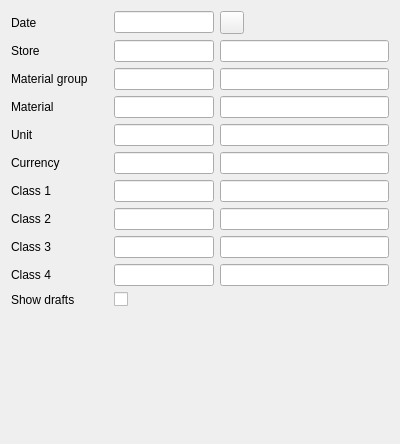
Before: the Qt Designer form Reports/cr5materialinstorefilter.ui in End1-1/Cafe5, drawn with Qt 5.
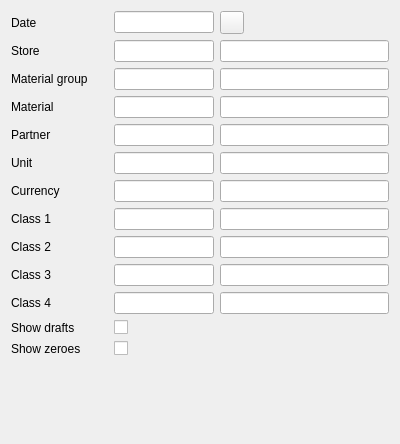
After: the same form once the commit is applied. Icons and pictures are not drawn. Custom widgets are drawn as their Qt base class.

The edit to the form file:
```diff
--- a/Reports/cr5materialinstorefilter.ui
+++ b/Reports/cr5materialinstorefilter.ui
@@ -14,70 +14,23 @@
    <string>Form</string>
   </property>
   <layout class="QGridLayout" name="gridLayout">
-   <item row="10" column="2">
-    <widget class="C5CheckBox" name="chShowDrafts">
-     <property name="text">
-      <string/>
-     </property>
-     <property name="FilterName" stdset="0">
-      <string>showdrafts</string>
-     </property>
-    </widget>
-   </item>
-   <item row="4" column="0">
-    <widget class="QLabel" name="label_10">
-     <property name="text">
-      <string>Unit</string>
-     </property>
-    </widget>
-   </item>
-   <item row="6" column="2">
-    <widget class="C5LineEditWithSelector" name="leClass1">
-     <property name="maximumSize">
-      <size>
-       <width>100</width>
-       <height>16777215</height>
-      </size>
-     </property>
-     <property name="FilterName" stdset="0">
-      <string>class1</string>
-     </property>
-    </widget>
-   </item>
-   <item row="2" column="0">
-    <widget class="QLabel" name="label_4">
-     <property name="text">
-      <string>Material group</string>
-     </property>
-    </widget>
-   </item>
-   <item row="2" column="3">
-    <widget class="C5LineEdit" name="leGroupname">
-     <property name="enabled">
-      <bool>true</bool>
-     </property>
-     <property name="focusPolicy">
-      <enum>Qt::NoFocus</enum>
-     </property>
-     <property name="readOnly">
-      <bool>true</bool>
-     </property>
-    </widget>
-   </item>
-   <item row="7" column="2">
-    <widget class="C5LineEditWithSelector" name="leClass2">
-     <property name="maximumSize">
-      <size>
-       <width>100</width>
-       <height>16777215</height>
-      </size>
-     </property>
-     <property name="FilterName" stdset="0">
-      <string>class2</string>
-     </property>
-    </widget>
-   </item>
    <item row="7" column="3">
+    <widget class="C5LineEditWithSelector" name="leClass1Name">
+     <property name="maximumSize">
+      <size>
+       <width>16777215</width>
+       <height>16777215</height>
+      </size>
+     </property>
+     <property name="focusPolicy">
+      <enum>Qt::NoFocus</enum>
+     </property>
+     <property name="readOnly">
+      <bool>true</bool>
+     </property>
+    </widget>
+   </item>
+   <item row="8" column="3">
     <widget class="C5LineEditWithSelector" name="leClass2Name">
      <property name="maximumSize">
       <size>
@@ -93,72 +46,91 @@
      </property>
     </widget>
    </item>
-   <item row="1" column="2">
-    <widget class="C5LineEditWithSelector" name="leStore">
-     <property name="minimumSize">
-      <size>
-       <width>100</width>
-       <height>0</height>
-      </size>
+   <item row="5" column="0">
+    <widget class="QLabel" name="label_10">
+     <property name="text">
+      <string>Unit</string>
      </property>
-     <property name="maximumSize">
-      <size>
-       <width>100</width>
-       <height>16777215</height>
-      </size>
-     </property>
-     <property name="FilterName" stdset="0">
-      <string>store</string>
-     </property>
     </widget>
    </item>
-   <item row="2" column="2">
-    <widget class="C5LineEditWithSelector" name="leGroup">
-     <property name="minimumSize">
-      <size>
-       <width>100</width>
-       <height>0</height>
-      </size>
+   <item row="5" column="3">
+    <widget class="C5LineEdit" name="leUnitName">
+     <property name="enabled">
+      <bool>true</bool>
      </property>
-     <property name="maximumSize">
-      <size>
-       <width>100</width>
-       <height>16777215</height>
-      </size>
+     <property name="focusPolicy">
+      <enum>Qt::NoFocus</enum>
      </property>
-     <property name="FilterName" stdset="0">
-      <string>group</string>
+     <property name="readOnly">
+      <bool>true</bool>
      </property>
     </widget>
    </item>
-   <item row="4" column="2">
-    <widget class="C5LineEditWithSelector" name="leUnit">
-     <property name="minimumSize">
-      <size>
-       <width>100</width>
-       <height>0</height>
-      </size>
+   <item row="11" column="2">
+    <widget class="C5CheckBox" name="chShowDrafts">
+     <property name="text">
+      <string/>
      </property>
-     <property name="maximumSize">
-      <size>
-       <width>100</width>
-       <height>16777215</height>
-      </size>
-     </property>
      <property name="FilterName" stdset="0">
-      <string>unit</string>
+      <string>showdrafts</string>
      </property>
     </widget>
    </item>
-   <item row="6" column="0">
+   <item row="7" column="0">
     <widget class="QLabel" name="label_9">
      <property name="text">
       <string>Class 1</string>
      </property>
     </widget>
    </item>
-   <item row="6" column="3">
-    <widget class="C5LineEditWithSelector" name="leClass1Name">
+   <item row="0" column="2">
+    <widget class="C5DateEdit" name="deDate">
+     <property name="minimumSize">
+      <size>
+       <width>100</width>
+       <height>0</height>
+      </size>
+     </property>
+     <property name="maximumSize">
+      <size>
+       <width>100</width>
+       <height>16777215</height>
+      </size>
+     </property>
+     <property name="FilterName" stdset="0">
+      <string>date</string>
+     </property>
+    </widget>
+   </item>
+   <item row="9" column="0">
+    <widget class="QLabel" name="label_7">
+     <property name="text">
+      <string>Class 3</string>
+     </property>
+    </widget>
+   </item>
+   <item row="10" column="0">
+    <widget class="QLabel" name="label_8">
+     <property name="text">
+      <string>Class 4</string>
+     </property>
+    </widget>
+   </item>
+   <item row="10" column="2">
+    <widget class="C5LineEditWithSelector" name="leClass4">
+     <property name="maximumSize">
+      <size>
+       <width>100</width>
+       <height>16777215</height>
+      </size>
+     </property>
+     <property name="FilterName" stdset="0">
+      <string>class4</string>
+     </property>
+    </widget>
+   </item>
+   <item row="10" column="3">
+    <widget class="C5LineEditWithSelector" name="leClass4Name">
      <property name="maximumSize">
       <size>
        <width>16777215</width>
@@ -173,6 +145,19 @@
      </property>
     </widget>
    </item>
+   <item row="2" column="3">
+    <widget class="C5LineEdit" name="leGroupname">
+     <property name="enabled">
+      <bool>true</bool>
+     </property>
+     <property name="focusPolicy">
+      <enum>Qt::NoFocus</enum>
+     </property>
+     <property name="readOnly">
+      <bool>true</bool>
+     </property>
+    </widget>
+   </item>
    <item row="0" column="0">
     <widget class="QLabel" name="label">
      <property name="text">
@@ -180,33 +165,29 @@
      </property>
     </widget>
    </item>
-   <item row="8" column="3">
-    <widget class="C5LineEditWithSelector" name="leClass3Name">
-     <property name="maximumSize">
-      <size>
-       <width>16777215</width>
-       <height>16777215</height>
-      </size>
-     </property>
-     <property name="focusPolicy">
-      <enum>Qt::NoFocus</enum>
-     </property>
-     <property name="readOnly">
-      <bool>true</bool>
+   <item row="2" column="0">
+    <widget class="QLabel" name="label_4">
+     <property name="text">
+      <string>Material group</string>
      </property>
     </widget>
    </item>
-   <item row="0" column="3">
-    <widget class="QToolButton" name="toolButton">
-     <property name="text">
-      <string/>
+   <item row="4" column="2">
+    <widget class="C5LineEditWithSelector" name="lePartner">
+     <property name="minimumSize">
+      <size>
+       <width>100</width>
+       <height>0</height>
+      </size>
      </property>
-     <property name="icon">
-      <iconset resource="../resources/res.qrc">
-       <normaloff>:/pushpin.png</normaloff>:/pushpin.png</iconset>
+     <property name="maximumSize">
+      <size>
+       <width>100</width>
+       <height>16777215</height>
+      </size>
      </property>
-     <property name="FixDate" stdset="0">
-      <bool>true</bool>
+     <property name="FilterName" stdset="0">
+      <string>partner</string>
      </property>
     </widget>
    </item>
@@ -217,21 +198,43 @@
      </property>
     </widget>
    </item>
-   <item row="1" column="0">
-    <widget class="QLabel" name="label_2">
-     <property name="text">
-      <string>Store</string>
+   <item row="7" column="2">
+    <widget class="C5LineEditWithSelector" name="leClass1">
+     <property name="maximumSize">
+      <size>
+       <width>100</width>
+       <height>16777215</height>
+      </size>
      </property>
+     <property name="FilterName" stdset="0">
+      <string>class1</string>
+     </property>
     </widget>
    </item>
-   <item row="9" column="3">
-    <widget class="C5LineEditWithSelector" name="leClass4Name">
+   <item row="1" column="2">
+    <widget class="C5LineEditWithSelector" name="leStore">
+     <property name="minimumSize">
+      <size>
+       <width>100</width>
+       <height>0</height>
+      </size>
+     </property>
      <property name="maximumSize">
       <size>
-       <width>16777215</width>
+       <width>100</width>
        <height>16777215</height>
       </size>
      </property>
+     <property name="FilterName" stdset="0">
+      <string>store</string>
+     </property>
+    </widget>
+   </item>
+   <item row="6" column="3">
+    <widget class="C5LineEdit" name="leCurrencyName">
+     <property name="enabled">
+      <bool>true</bool>
+     </property>
      <property name="focusPolicy">
       <enum>Qt::NoFocus</enum>
      </property>
@@ -240,8 +243,8 @@
      </property>
     </widget>
    </item>
-   <item row="4" column="3">
-    <widget class="C5LineEdit" name="leUnitName">
+   <item row="3" column="3">
+    <widget class="C5LineEdit" name="leMaterialName">
      <property name="enabled">
       <bool>true</bool>
      </property>
@@ -253,27 +256,7 @@
      </property>
     </widget>
    </item>
-   <item row="9" column="2">
-    <widget class="C5LineEditWithSelector" name="leClass4">
-     <property name="maximumSize">
-      <size>
-       <width>100</width>
-       <height>16777215</height>
-      </size>
-     </property>
-     <property name="FilterName" stdset="0">
-      <string>class4</string>
-     </property>
-    </widget>
-   </item>
-   <item row="7" column="0">
-    <widget class="QLabel" name="label_6">
-     <property name="text">
-      <string>Class 2</string>
-     </property>
-    </widget>
-   </item>
-   <item row="11" column="1">
+   <item row="13" column="1">
     <spacer name="verticalSpacer">
      <property name="orientation">
       <enum>Qt::Vertical</enum>
@@ -286,20 +269,6 @@
      </property>
     </spacer>
    </item>
-   <item row="8" column="0">
-    <widget class="QLabel" name="label_7">
-     <property name="text">
-      <string>Class 3</string>
-     </property>
-    </widget>
-   </item>
-   <item row="10" column="0">
-    <widget class="QLabel" name="label_5">
-     <property name="text">
-      <string>Show drafts</string>
-     </property>
-    </widget>
-   </item>
    <item row="3" column="2">
     <widget class="C5LineEditWithSelector" name="leMaterial">
      <property name="minimumSize">
@@ -319,19 +288,6 @@
      </property>
     </widget>
    </item>
-   <item row="3" column="3">
-    <widget class="C5LineEdit" name="leMaterialName">
-     <property name="enabled">
-      <bool>true</bool>
-     </property>
-     <property name="focusPolicy">
-      <enum>Qt::NoFocus</enum>
-     </property>
-     <property name="readOnly">
-      <bool>true</bool>
-     </property>
-    </widget>
-   </item>
    <item row="1" column="3">
     <widget class="C5LineEdit" name="leStoreName">
      <property name="enabled">
@@ -345,7 +301,27 @@
      </property>
     </widget>
    </item>
-   <item row="8" column="2">
+   <item row="8" column="0">
+    <widget class="QLabel" name="label_6">
+     <property name="text">
+      <string>Class 2</string>
+     </property>
+    </widget>
+   </item>
+   <item row="4" column="3">
+    <widget class="C5LineEdit" name="lePartnerName">
+     <property name="enabled">
+      <bool>true</bool>
+     </property>
+     <property name="focusPolicy">
+      <enum>Qt::NoFocus</enum>
+     </property>
+     <property name="readOnly">
+      <bool>true</bool>
+     </property>
+    </widget>
+   </item>
+   <item row="9" column="2">
     <widget class="C5LineEditWithSelector" name="leClass3">
      <property name="maximumSize">
       <size>
@@ -358,15 +334,8 @@
      </property>
     </widget>
    </item>
-   <item row="9" column="0">
-    <widget class="QLabel" name="label_8">
-     <property name="text">
-      <string>Class 4</string>
-     </property>
-    </widget>
-   </item>
-   <item row="0" column="2">
-    <widget class="C5DateEdit" name="deDate">
+   <item row="2" column="2">
+    <widget class="C5LineEditWithSelector" name="leGroup">
      <property name="minimumSize">
       <size>
        <width>100</width>
@@ -380,18 +349,25 @@
       </size>
      </property>
      <property name="FilterName" stdset="0">
-      <string>date</string>
+      <string>group</string>
      </property>
     </widget>
    </item>
-   <item row="5" column="0">
-    <widget class="QLabel" name="label_11">
+   <item row="0" column="3">
+    <widget class="QToolButton" name="toolButton">
      <property name="text">
-      <string>Currency</string>
+      <string/>
+     </property>
+     <property name="icon">
+      <iconset resource="../resources/res.qrc">
+       <normaloff>:/pushpin.png</normaloff>:/pushpin.png</iconset>
+     </property>
+     <property name="FixDate" stdset="0">
+      <bool>true</bool>
      </property>
     </widget>
    </item>
-   <item row="5" column="2">
+   <item row="6" column="2">
     <widget class="C5LineEditWithSelector" name="leCurrency">
      <property name="minimumSize">
       <size>
@@ -410,10 +386,20 @@
      </property>
     </widget>
    </item>
-   <item row="5" column="3">
-    <widget class="C5LineEdit" name="leCurrencyName">
-     <property name="enabled">
-      <bool>true</bool>
+   <item row="11" column="0">
+    <widget class="QLabel" name="label_5">
+     <property name="text">
+      <string>Show drafts</string>
+     </property>
+    </widget>
+   </item>
+   <item row="9" column="3">
+    <widget class="C5LineEditWithSelector" name="leClass3Name">
+     <property name="maximumSize">
+      <size>
+       <width>16777215</width>
+       <height>16777215</height>
+      </size>
      </property>
      <property name="focusPolicy">
       <enum>Qt::NoFocus</enum>
@@ -423,14 +409,79 @@
      </property>
     </widget>
    </item>
+   <item row="5" column="2">
+    <widget class="C5LineEditWithSelector" name="leUnit">
+     <property name="minimumSize">
+      <size>
+       <width>100</width>
+       <height>0</height>
+      </size>
+     </property>
+     <property name="maximumSize">
+      <size>
+       <width>100</width>
+       <height>16777215</height>
+      </size>
+     </property>
+     <property name="FilterName" stdset="0">
+      <string>unit</string>
+     </property>
+    </widget>
+   </item>
+   <item row="1" column="0">
+    <widget class="QLabel" name="label_2">
+     <property name="text">
+      <string>Store</string>
+     </property>
+    </widget>
+   </item>
+   <item row="8" column="2">
+    <widget class="C5LineEditWithSelector" name="leClass2">
+     <property name="maximumSize">
+      <size>
+       <width>100</width>
+       <height>16777215</height>
+      </size>
+     </property>
+     <property name="FilterName" stdset="0">
+      <string>class2</string>
+     </property>
+    </widget>
+   </item>
+   <item row="6" column="0">
+    <widget class="QLabel" name="label_11">
+     <property name="text">
+      <string>Currency</string>
+     </property>
+    </widget>
+   </item>
+   <item row="4" column="0">
+    <widget class="QLabel" name="label_12">
+     <property name="text">
+      <string>Partner</string>
+     </property>
+    </widget>
+   </item>
+   <item row="12" column="0">
+    <widget class="QLabel" name="label_13">
+     <property name="text">
+      <string>Show zeroes</string>
+     </property>
+    </widget>
+   </item>
+   <item row="12" column="2">
+    <widget class="C5CheckBox" name="chShowZeroes">
+     <property name="text">
+      <string/>
+     </property>
+     <property name="FilterName" stdset="0">
+      <string>showzero</string>
+     </property>
+    </widget>
+   </item>
   </layout>
  </widget>
  <customwidgets>
-  <customwidget>
-   <class>C5CheckBox</class>
-   <extends>QCheckBox</extends>
-   <header location="global">c5checkbox.h</header>
-  </customwidget>
   <customwidget>
    <class>C5LineEditWithSelector</class>
    <extends>QLineEdit</extends>
@@ -446,6 +497,11 @@
    <extends>QLineEdit</extends>
    <header location="global">c5lineedit.h</header>
   </customwidget>
+  <customwidget>
+   <class>C5CheckBox</class>
+   <extends>QCheckBox</extends>
+   <header location="global">c5checkbox.h</header>
+  </customwidget>
  </customwidgets>
  <tabstops>
   <tabstop>deDate</tabstop>
```
